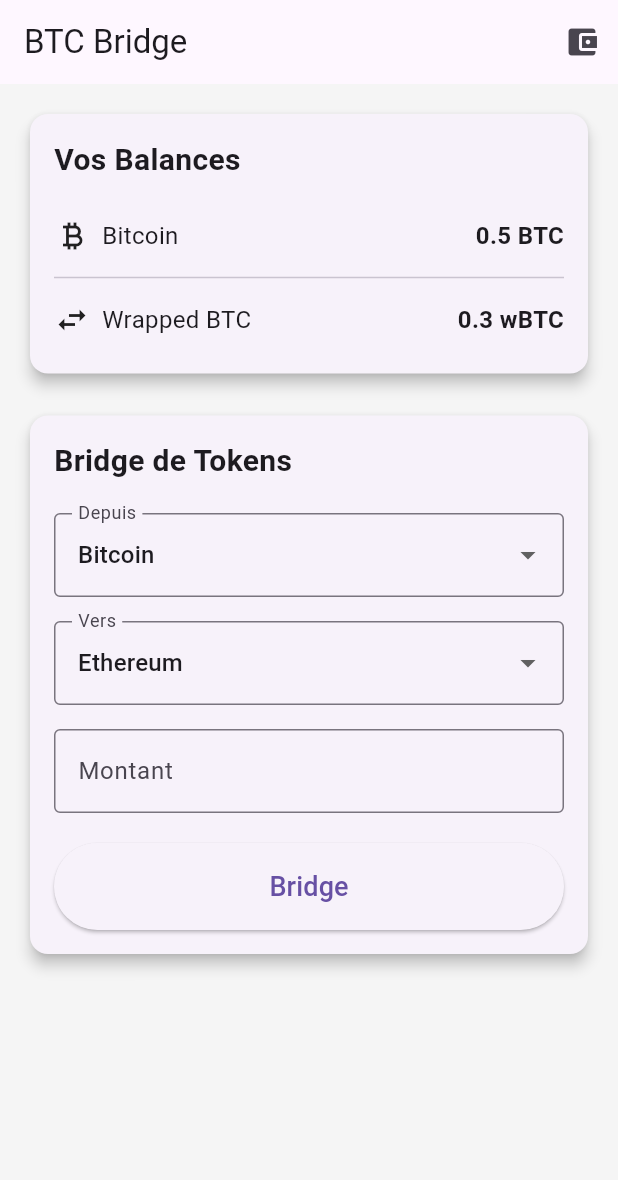
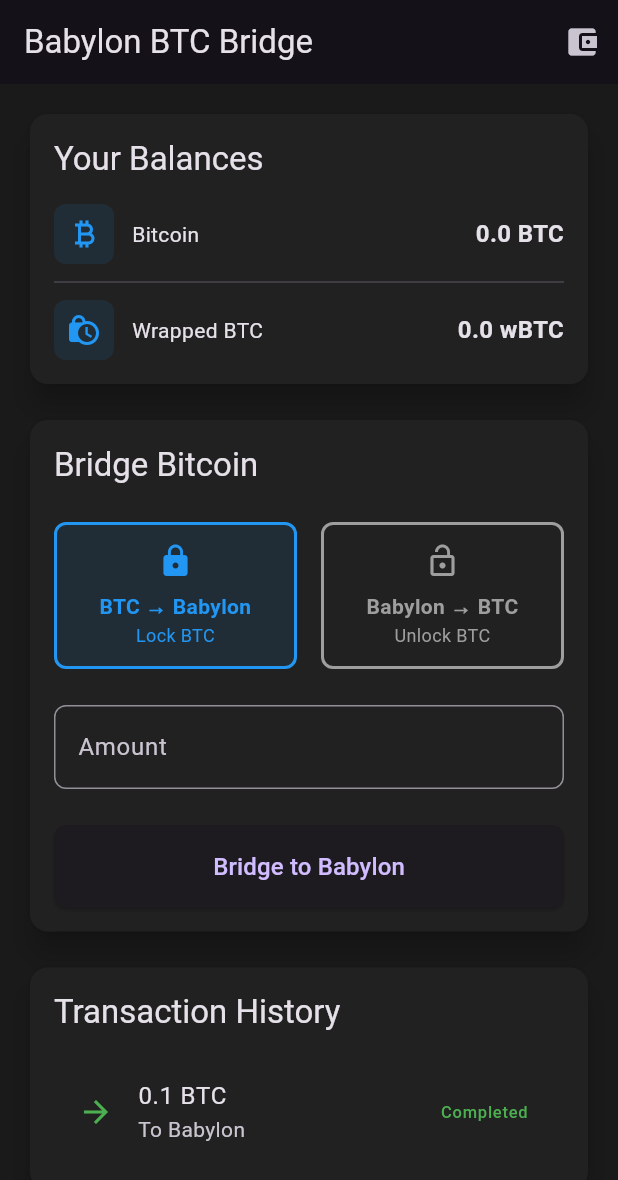
Before and after one commit to Ty-HA/btc-bridge-dapp, a Flutter app: the screen it shows after launch, on a phone screen of 412 x 824 dp. Shown: the top 1180 px of the screen. Run offline on Flutter 3.47's test engine with Material 3 defaults, Android fonts, the phone set to English and light mode, and no system bars; our stand-ins replace flutter_dotenv, flutter_secure_storage.

Commit message:
testing interface with fake data

```diff
--- a/lib/config/env_config.dart
+++ b/lib/config/env_config.dart
@@ -1,17 +1,11 @@
+// lib/config/env_config.dart
 import 'package:flutter_dotenv/flutter_dotenv.dart';
 
 class EnvConfig {
-  static String get infuraKey => dotenv.env['INFURA_KEY'] ?? '';
-  static String get etherscanApiKey => dotenv.env['ETHERSCAN_API_KEY'] ?? '';
-  static String get environment => dotenv.env['ENVIRONMENT'] ?? 'development';
+  static String get bitcoinNetwork => dotenv.env['BITCOIN_NETWORK'] ?? 'testnet';
+  static String get bitcoinNodeUrl => dotenv.env['BITCOIN_NODE_URL'] ?? 'https://testnet.bitcoin.com/api';
+  static String get rskNodeUrl => dotenv.env['RSK_NODE_URL'] ?? 'https://public-node.testnet.rsk.co';
 
-  static String get infuraUrl => 'https://mainnet.infura.io/v3/$infuraKey';
-
-  static bool get isDevelopment => environment == 'development';
-
-  // Fonction de validation des variables d'environnement
-  static void validate() {
-    assert(infuraKey.isNotEmpty, 'INFURA_KEY is not set in .env file');
-    assert(etherscanApiKey.isNotEmpty, 'ETHERSCAN_API_KEY is not set in .env file');
-  }
+  static bool get isDevelopment =>
+      dotenv.env['ENVIRONMENT']?.toLowerCase() == 'development';
 }
--- a/lib/main.dart
+++ b/lib/main.dart
@@ -1,22 +1,10 @@
 import 'package:flutter/material.dart';
 import 'package:provider/provider.dart';
-import 'package:flutter_dotenv/flutter_dotenv.dart';
-import 'config/env_config.dart';
+import 'services/babylon_bridge_service.dart';
 import 'screens/home_screen.dart';
-import 'services/wallet_service.dart';
 
-Future<void> main() async {
-  await dotenv.load(fileName: ".env");
-
-  if (EnvConfig.isDevelopment) {
-    EnvConfig.validate();
-  }
-  runApp(
-    ChangeNotifierProvider(
-      create: (_) => WalletService(),
-      child: const MyApp(),
-    ),
-  );
+void main() {
+  runApp(const MyApp());
 }
 
 class MyApp extends StatelessWidget {
@@ -24,13 +12,21 @@
 
   @override
   Widget build(BuildContext context) {
-    return MaterialApp(
-      title: 'BTC Bridge',
-      theme: ThemeData(
-        primarySwatch: Colors.blue,
-        scaffoldBackgroundColor: Colors.grey[100],
+    return ChangeNotifierProvider(
+      create: (_) => BabylonBridgeService(),
+      child: MaterialApp(
+        title: 'BTC Bridge',
+        theme: ThemeData(
+          primarySwatch: Colors.blue,
+          brightness: Brightness.dark,
+          scaffoldBackgroundColor: const Color(0xFF1A1A1A),
+          cardTheme: CardTheme(
+            color: Colors.grey[900],
+            elevation: 8,
+          ),
+        ),
+        home: const HomeScreen(),
       ),
-      home: const HomeScreen(),
     );
   }
 }
--- a/lib/screens/home_screen.dart
+++ b/lib/screens/home_screen.dart
@@ -1,8 +1,7 @@
 import 'package:flutter/material.dart';
-import 'package:provider/provider.dart';
-import '../services/wallet_service.dart';
 import '../widgets/balance_card.dart';
 import '../widgets/bridge_form.dart';
+import '../widgets/transaction_history.dart';
 
 class HomeScreen extends StatelessWidget {
   const HomeScreen({Key? key}) : super(key: key);
@@ -11,12 +10,12 @@
   Widget build(BuildContext context) {
     return Scaffold(
       appBar: AppBar(
-        title: const Text('BTC Bridge'),
+        title: const Text('Babylon BTC Bridge'),
         actions: [
           IconButton(
             icon: const Icon(Icons.account_balance_wallet),
             onPressed: () {
-              // Ouvrir les paramètres du wallet
+              // TODO: Wallet settings
             },
           ),
         ],
@@ -28,8 +27,10 @@
             crossAxisAlignment: CrossAxisAlignment.stretch,
             children: const [
               BalanceCard(),
-              SizedBox(height: 20),
+              SizedBox(height: 16),
               BridgeForm(),
+              SizedBox(height: 16),
+              TransactionHistory(),
             ],
           ),
         ),
--- /dev/null
+++ b/lib/services/babylon_bridge_service.dart
@@ -0,0 +1,170 @@
+// lib/services/babylon_bridge_service.dart
+import 'package:flutter/foundation.dart';
+import 'package:flutter_secure_storage/flutter_secure_storage.dart';
+import '../config/env_config.dart';
+
+class BabylonBridgeService extends ChangeNotifier {
+  final _storage = const FlutterSecureStorage();
+
+  // États du bridge
+  String? _btcAddress;
+  String? _babylonAddress;
+  double _btcBalance = 0;
+  double _wrappedBalance = 0;
+
+  // Getters
+  String get btcAddress => _btcAddress ?? '';
+  String get babylonAddress => _babylonAddress ?? '';
+  double get btcBalance => _btcBalance;
+  double get wrappedBalance => _wrappedBalance;
+
+  Future<void> initialize() async {
+    try {
+      // Initialiser le SDK Babylon
+      // await BabylonSDK.initialize(
+      //   network: EnvConfig.babylonNetwork,
+      //   nodeUrl: EnvConfig.babylonNodeUrl,
+      // );
+
+      // Charger les adresses sauvegardées
+      _btcAddress = await _storage.read(key: 'btc_address');
+      _babylonAddress = await _storage.read(key: 'babylon_address');
+
+      if (_btcAddress != null) {
+        await refreshBalances();
+      }
+    } catch (e) {
+      debugPrint('Erreur lors de l\'initialisation: $e');
+      rethrow;
+    }
+  }
+
+  Future<void> createWallet() async {
+    try {
+      // Création des adresses via le SDK Babylon
+      // final walletInfo = await BabylonSDK.createWallet();
+      // _btcAddress = walletInfo.btcAddress;
+      // _babylonAddress = walletInfo.babylonAddress;
+
+      // Simulé pour l'exemple
+      _btcAddress = 'bc1_test_address';
+      _babylonAddress = 'babylon_test_address';
+
+      // Sauvegarder les adresses
+      await _storage.write(key: 'btc_address', value: _btcAddress);
+      await _storage.write(key: 'babylon_address', value: _babylonAddress);
+
+      notifyListeners();
+    } catch (e) {
+      debugPrint('Erreur lors de la création du wallet: $e');
+      rethrow;
+    }
+  }
+
+  Future<String> bridgeToBabylon({required double amount}) async {
+    try {
+      // Appeler le protocole Babylon pour le bridge
+      // final tx = await BabylonSDK.bridge(
+      //   from: _btcAddress!,
+      //   amount: amount,
+      //   direction: BridgeDirection.toBabylon,
+      // );
+
+      // Simulé pour l'exemple
+      await Future.delayed(const Duration(seconds: 2));
+      final txHash = 'hash_simulé_${DateTime.now().millisecondsSinceEpoch}';
+
+      _btcBalance -= amount;
+      _wrappedBalance += amount;
+      notifyListeners();
+
+      return txHash;
+    } catch (e) {
+      debugPrint('Erreur lors du bridge vers Babylon: $e');
+      rethrow;
+    }
+  }
+
+  Future<String> bridgeFromBabylon({required double amount}) async {
+    try {
+      // Appeler le protocole Babylon pour le bridge retour
+      // final tx = await BabylonSDK.bridge(
+      //   from: _babylonAddress!,
+      //   amount: amount,
+      //   direction: BridgeDirection.toBitcoin,
+      // );
+
+      // Simulé pour l'exemple
+      await Future.delayed(const Duration(seconds: 2));
+      final txHash = 'hash_simulé_${DateTime.now().millisecondsSinceEpoch}';
+
+      _wrappedBalance -= amount;
+      _btcBalance += amount;
+      notifyListeners();
+
+      return txHash;
+    } catch (e) {
+      debugPrint('Erreur lors du bridge vers Bitcoin: $e');
+      rethrow;
+    }
+  }
+
+  Future<void> refreshBalances() async {
+    try {
+      // Récupérer les balances via le SDK Babylon
+      // final balances = await BabylonSDK.getBalances(_babylonAddress!);
+      // _btcBalance = balances.btc;
+      // _wrappedBalance = balances.wrapped;
+
+      // Simulé pour l'exemple
+      _btcBalance = 1.0;
+      _wrappedBalance = 0.5;
+
+      notifyListeners();
+    } catch (e) {
+      debugPrint('Erreur lors de la récupération des balances: $e');
+    }
+  }
+
+  Future<List<BridgeTransaction>> getTransactionHistory() async {
+    try {
+      // Récupérer l'historique via le SDK Babylon
+      // return await BabylonSDK.getTransactionHistory(_babylonAddress!);
+
+      // Simulé pour l'exemple
+      return [
+        BridgeTransaction(
+          hash: 'tx_1',
+          amount: 0.1,
+          direction: BridgeDirection.toBabylon,
+          status: TransactionStatus.completed,
+          timestamp: DateTime.now(),
+        ),
+        // ... autres transactions
+      ];
+    } catch (e) {
+      debugPrint('Erreur lors de la récupération de l\'historique: $e');
+      return [];
+    }
+  }
+}
+
+// Modèles de données
+enum BridgeDirection { toBabylon, toBitcoin }
+enum TransactionStatus { pending, completed, failed }
+
+class BridgeTransaction {
+  final String hash;
+  final double amount;
+  final BridgeDirection direction;
+  final TransactionStatus status;
+  final DateTime timestamp;
+
+  BridgeTransaction({
+    required this.hash,
+    required this.amount,
+    required this.direction,
+    required this.status,
+    required this.timestamp,
+  });
+}
--- a/lib/services/wallet_service.dart
+++ /dev/null
@@ -1,43 +0,0 @@
-import 'package:flutter/foundation.dart';
-import 'package:flutter_secure_storage.dart';
-import 'package:web3dart/web3dart.dart';
-import 'package:http/http.dart' as http;
-import '../config/env_config.dart';
-
-class WalletService extends ChangeNotifier {
-  final _storage = const FlutterSecureStorage();
-  late final Web3Client _client;
-  _client = Web3Client(EnvConfig.infuraUrl, http.Client());
-
-
-  String? _privateKey;
-  String? _address;
-
-  bool get isInitialized => _privateKey != null;
-  String get address => _address ?? '';
-
-  Future<void> initializeWallet() async {
-    // Initialisation du wallet à implémenter
-  }
-
-  Future<void> createWallet() async {
-    // Création du wallet à implémenter
-  }
-
-  Future<void> importWallet(String privateKey) async {
-    // Import du wallet à implémenter
-  }
-
-  Future<double> getBalance() async {
-    // Récupération de la balance à implémenter
-    return 0.0;
-  }
-
-  Future<String> sendTransaction({
-    required String to,
-    required double amount,
-  }) async {
-    // Envoi de transaction à implémenter
-    return '';
-  }
-}
--- a/lib/widgets/balance_card.dart
+++ b/lib/widgets/balance_card.dart
@@ -1,6 +1,6 @@
 import 'package:flutter/material.dart';
 import 'package:provider/provider.dart';
-import '../services/wallet_service.dart';
+import '../services/babylon_bridge_service.dart';
 
 class BalanceCard extends StatelessWidget {
   const BalanceCard({Key? key}) : super(key: key);
@@ -8,32 +8,28 @@
   @override
   Widget build(BuildContext context) {
     return Card(
-      elevation: 4,
       child: Padding(
         padding: const EdgeInsets.all(16.0),
-        child: Consumer<WalletService>(
-          builder: (context, wallet, child) {
+        child: Consumer<BabylonBridgeService>(
+          builder: (context, service, _) {
             return Column(
               crossAxisAlignment: CrossAxisAlignment.start,
               children: [
-                const Text(
-                  'Vos Balances',
-                  style: TextStyle(
-                    fontSize: 20,
-                    fontWeight: FontWeight.bold,
-                  ),
+                Text(
+                  'Your Balances',
+                  style: Theme.of(context).textTheme.titleLarge,
                 ),
                 const SizedBox(height: 16),
                 _BalanceRow(
+                  icon: Icons.currency_bitcoin,
                   chain: 'Bitcoin',
-                  amount: '0.5 BTC',
-                  icon: Icons.currency_bitcoin,
+                  amount: '${service.btcBalance} BTC',
                 ),
-                const Divider(),
+                const Divider(height: 24),
                 _BalanceRow(
+                  icon: Icons.lock_clock,
                   chain: 'Wrapped BTC',
-                  amount: '0.3 wBTC',
-                  icon: Icons.swap_horiz,
+                  amount: '${service.wrappedBalance} wBTC',
                 ),
               ],
             );
@@ -45,38 +41,39 @@
 }
 
 class _BalanceRow extends StatelessWidget {
+  final IconData icon;
   final String chain;
   final String amount;
-  final IconData icon;
 
   const _BalanceRow({
+    required this.icon,
     required this.chain,
     required this.amount,
-    required this.icon,
   });
 
   @override
   Widget build(BuildContext context) {
-    return Padding(
-      padding: const EdgeInsets.symmetric(vertical: 8.0),
-      child: Row(
+    return Row(
       children: [
-          Icon(icon),
-          const SizedBox(width: 8),
-          Text(
-            chain,
-            style: const TextStyle(fontSize: 16),
+        Container(
+          padding: const EdgeInsets.all(8),
+          decoration: BoxDecoration(
+            color: Colors.blue.withOpacity(0.1),
+            borderRadius: BorderRadius.circular(8),
           ),
+          child: Icon(icon, color: Colors.blue),
+        ),
+        const SizedBox(width: 12),
+        Text(chain),
         const Spacer(),
         Text(
           amount,
           style: const TextStyle(
+            fontWeight: FontWeight.bold,
             fontSize: 16,
-              fontWeight: FontWeight.bold,
           ),
         ),
       ],
-      ),
     );
   }
 }
--- a/lib/widgets/bridge_form.dart
+++ b/lib/widgets/bridge_form.dart
@@ -1,6 +1,6 @@
 import 'package:flutter/material.dart';
 import 'package:provider/provider.dart';
-import '../services/wallet_service.dart';
+import '../services/babylon_bridge_service.dart';
 
 class BridgeForm extends StatefulWidget {
   const BridgeForm({Key? key}) : super(key: key);
@@ -12,13 +12,11 @@
 class _BridgeFormState extends State<BridgeForm> {
   final _formKey = GlobalKey<FormState>();
   final _amountController = TextEditingController();
-  String _selectedSourceChain = 'Bitcoin';
-  String _selectedTargetChain = 'Ethereum';
+  bool _isBridgingToBabylon = true;
 
   @override
   Widget build(BuildContext context) {
     return Card(
-      elevation: 4,
       child: Padding(
         padding: const EdgeInsets.all(16.0),
         child: Form(
@@ -26,57 +24,64 @@
           child: Column(
             crossAxisAlignment: CrossAxisAlignment.stretch,
             children: [
-              const Text(
-                'Bridge de Tokens',
-                style: TextStyle(
-                  fontSize: 20,
-                  fontWeight: FontWeight.bold,
-                ),
+              Text(
+                'Bridge Bitcoin',
+                style: Theme.of(context).textTheme.titleLarge,
               ),
-              const SizedBox(height: 20),
-              _ChainSelector(
-                label: 'Depuis',
-                value: _selectedSourceChain,
-                onChanged: (value) {
-                  setState(() {
-                    _selectedSourceChain = value!;
-                  });
-                },
+              const SizedBox(height: 24),
+              Row(
+                children: [
+                  Expanded(
+                    child: _DirectionButton(
+                      isSelected: _isBridgingToBabylon,
+                      onTap: () => setState(() => _isBridgingToBabylon = true),
+                      title: 'BTC → Babylon',
+                      subtitle: 'Lock BTC',
+                      icon: Icons.lock,
+                    ),
+                  ),
+                  const SizedBox(width: 16),
+                  Expanded(
+                    child: _DirectionButton(
+                      isSelected: !_isBridgingToBabylon,
+                      onTap: () => setState(() => _isBridgingToBabylon = false),
+                      title: 'Babylon → BTC',
+                      subtitle: 'Unlock BTC',
+                      icon: Icons.lock_open,
+                    ),
+                  ),
+                ],
               ),
-              const SizedBox(height: 16),
-              _ChainSelector(
-                label: 'Vers',
-                value: _selectedTargetChain,
-                onChanged: (value) {
-                  setState(() {
-                    _selectedTargetChain = value!;
-                  });
-                },
-              ),
-              const SizedBox(height: 16),
+              const SizedBox(height: 24),
               TextFormField(
                 controller: _amountController,
-                decoration: const InputDecoration(
-                  labelText: 'Montant',
-                  border: OutlineInputBorder(),
+                decoration: InputDecoration(
+                  labelText: 'Amount',
+                  suffixText: 'BTC',
+                  border: OutlineInputBorder(
+                    borderRadius: BorderRadius.circular(8),
+                  ),
                 ),
-                keyboardType: TextInputType.number,
+                keyboardType: const TextInputType.numberWithOptions(decimal: true),
                 validator: (value) {
                   if (value == null || value.isEmpty) {
-                    return 'Veuillez entrer un montant';
+                    return 'Please enter an amount';
                   }
                   return null;
                 },
               ),
-              const SizedBox(height: 20),
+              const SizedBox(height: 24),
               ElevatedButton(
                 onPressed: _handleBridge,
                 style: ElevatedButton.styleFrom(
                   padding: const EdgeInsets.symmetric(vertical: 16),
+                  shape: RoundedRectangleBorder(
+                    borderRadius: BorderRadius.circular(8),
+                  ),
                 ),
-                child: const Text(
-                  'Bridge',
-                  style: TextStyle(fontSize: 18),
+                child: Text(
+                  _isBridgingToBabylon ? 'Bridge to Babylon' : 'Bridge to Bitcoin',
+                  style: const TextStyle(fontSize: 16),
                 ),
               ),
             ],
@@ -86,41 +91,84 @@
     );
   }
 
-  void _handleBridge() {
+  void _handleBridge() async {
     if (_formKey.currentState!.validate()) {
-      // Logique de bridge à implémenter
-      ScaffoldMessenger.of(context).showSnackBar(
-        const SnackBar(content: Text('Traitement de la transaction...')),
-      );
+      final service = context.read<BabylonBridgeService>();
+      final amount = double.parse(_amountController.text);
+
+      try {
+        final txHash = _isBridgingToBabylon
+            ? await service.bridgeToBabylon(amount: amount)
+            : await service.bridgeFromBabylon(amount: amount);
+
+        ScaffoldMessenger.of(context).showSnackBar(
+          SnackBar(content: Text('Transaction submitted: $txHash')),
+        );
+      } catch (e) {
+        ScaffoldMessenger.of(context).showSnackBar(
+          SnackBar(content: Text('Error: $e')),
+        );
+      }
     }
   }
 }
 
-class _ChainSelector extends StatelessWidget {
-  final String label;
-  final String value;
-  final ValueChanged<String?> onChanged;
+class _DirectionButton extends StatelessWidget {
+  final bool isSelected;
+  final VoidCallback onTap;
+  final String title;
+  final String subtitle;
+  final IconData icon;
 
-  const _ChainSelector({
-    required this.label,
-    required this.value,
-    required this.onChanged,
+  const _DirectionButton({
+    required this.isSelected,
+    required this.onTap,
+    required this.title,
+    required this.subtitle,
+    required this.icon,
   });
 
   @override
   Widget build(BuildContext context) {
-    return DropdownButtonFormField<String>(
-      decoration: InputDecoration(
-        labelText: label,
-        border: const OutlineInputBorder(),
+    return GestureDetector(
+      onTap: onTap,
+      child: Container(
+        padding: const EdgeInsets.all(12),
+        decoration: BoxDecoration(
+          color: isSelected ? Colors.blue.withOpacity(0.1) : Colors.transparent,
+          border: Border.all(
+            color: isSelected ? Colors.blue : Colors.grey,
+            width: 2,
+          ),
+          borderRadius: BorderRadius.circular(8),
+        ),
+        child: Column(
+          children: [
+            Icon(
+              icon,
+              color: isSelected ? Colors.blue : Colors.grey,
+              size: 24,
+            ),
+            const SizedBox(height: 8),
+            Text(
+              title,
+              textAlign: TextAlign.center,
+              style: TextStyle(
+                color: isSelected ? Colors.blue : Colors.grey,
+                fontWeight: FontWeight.bold,
+              ),
+            ),
+            Text(
+              subtitle,
+              textAlign: TextAlign.center,
+              style: TextStyle(
+                color: isSelected ? Colors.blue : Colors.grey,
+                fontSize: 12,
+              ),
+            ),
+          ],
+        ),
       ),
-      value: value,
-      items: const [
-        DropdownMenuItem(value: 'Bitcoin', child: Text('Bitcoin')),
-        DropdownMenuItem(value: 'Ethereum', child: Text('Ethereum')),
-        DropdownMenuItem(value: 'Cosmos', child: Text('Cosmos')),
-      ],
-      onChanged: onChanged,
     );
   }
 }
--- /dev/null
+++ b/lib/widgets/transaction_history.dart
@@ -0,0 +1,76 @@
+import 'package:flutter/material.dart';
+import 'package:provider/provider.dart';
+import '../services/babylon_bridge_service.dart';
+
+class TransactionHistory extends StatelessWidget {
+  const TransactionHistory({Key? key}) : super(key: key);
+
+  @override
+  Widget build(BuildContext context) {
+    return Card(
+      child: Padding(
+        padding: const EdgeInsets.all(16.0),
+        child: Column(
+          crossAxisAlignment: CrossAxisAlignment.start,
+          children: [
+            Text(
+              'Transaction History',
+              style: Theme.of(context).textTheme.titleLarge,
+            ),
+            const SizedBox(height: 16),
+            FutureBuilder<List<BridgeTransaction>>(
+              future: context.read<BabylonBridgeService>().getTransactionHistory(),
+              builder: (context, snapshot) {
+                if (snapshot.connectionState == ConnectionState.waiting) {
+                  return const Center(child: CircularProgressIndicator());
+                }
+
+                if (!snapshot.hasData || snapshot.data!.isEmpty) {
+                  return const Center(
+                    child: Text('No transactions yet'),
+                  );
+                }
+
+                return ListView.separated(
+                  shrinkWrap: true,
+                  physics: const NeverScrollableScrollPhysics(),
+                  itemCount: snapshot.data!.length,
+                  separatorBuilder: (_, __) => const Divider(),
+                  itemBuilder: (context, index) {
+                    final tx = snapshot.data![index];
+                    return ListTile(
+                      leading: Icon(
+                        tx.direction == BridgeDirection.toBabylon
+                            ? Icons.arrow_forward
+                            : Icons.arrow_back,
+                        color: tx.status == TransactionStatus.completed
+                            ? Colors.green
+                            : Colors.orange,
+                      ),
+                      title: Text('${tx.amount} BTC'),
+                      subtitle: Text(
+                        tx.direction == BridgeDirection.toBabylon
+                            ? 'To Babylon'
+                            : 'To Bitcoin',
+                      ),
+                      trailing: Text(
+                        tx.status == TransactionStatus.completed
+                            ? 'Completed'
+                            : 'Pending',
+                        style: TextStyle(
+                          color: tx.status == TransactionStatus.completed
+                              ? Colors.green
+                              : Colors.orange,
+                        ),
+                      ),
+                    );
+                  },
+                );
+              },
+            ),
+          ],
+        ),
+      ),
+    );
+  }
+}
```
Also changed, not shown: lib/services/bitcoin_wallet_service.dart (added, +87 -0 lines), pubspec.yaml (+9 -6 lines), pubspec.lock, 1 other file. Lines whose indentation alone changed are shown as unchanged.
